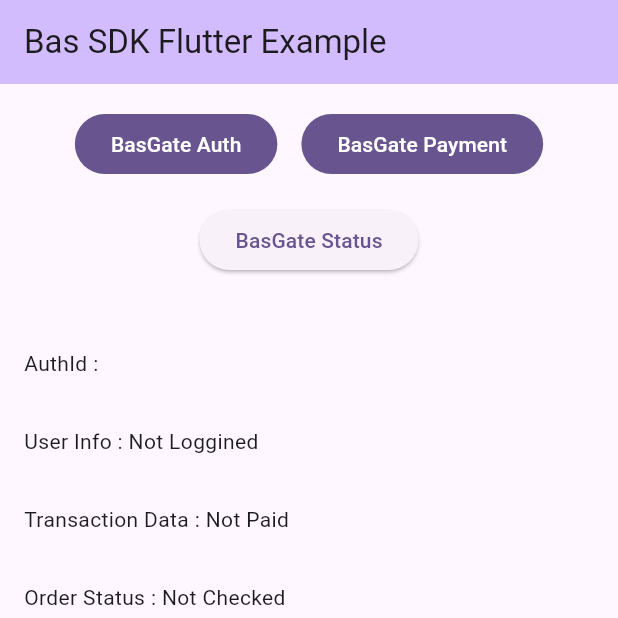
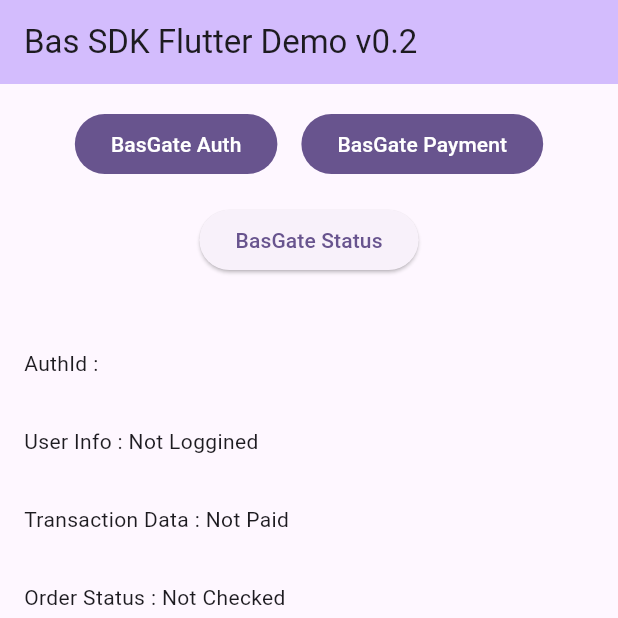
Before and after one commit to ansiabdo/BasFlutterSDK-Demo, a Flutter app: the screen it shows after launch, on a phone screen of 412 x 824 dp, the top half of it. Run offline on Flutter 3.47's test engine with Material 3 defaults, Android fonts, the phone set to English and light mode, and no system bars; missing offline and left inert: bas_sdk.

Commit message:
update SDK

```diff
--- a/lib/main.dart
+++ b/lib/main.dart
@@ -32,7 +32,7 @@ class MyApp extends StatelessWidget {
         colorScheme: ColorScheme.fromSeed(seedColor: Colors.deepPurple),
         useMaterial3: true,
       ),
-      home: const MyHomePage(title: 'Bas SDK Flutter Example'),
+      home: const MyHomePage(title: 'Bas SDK Flutter Demo v0.2'),
     );
   }
 }
```
